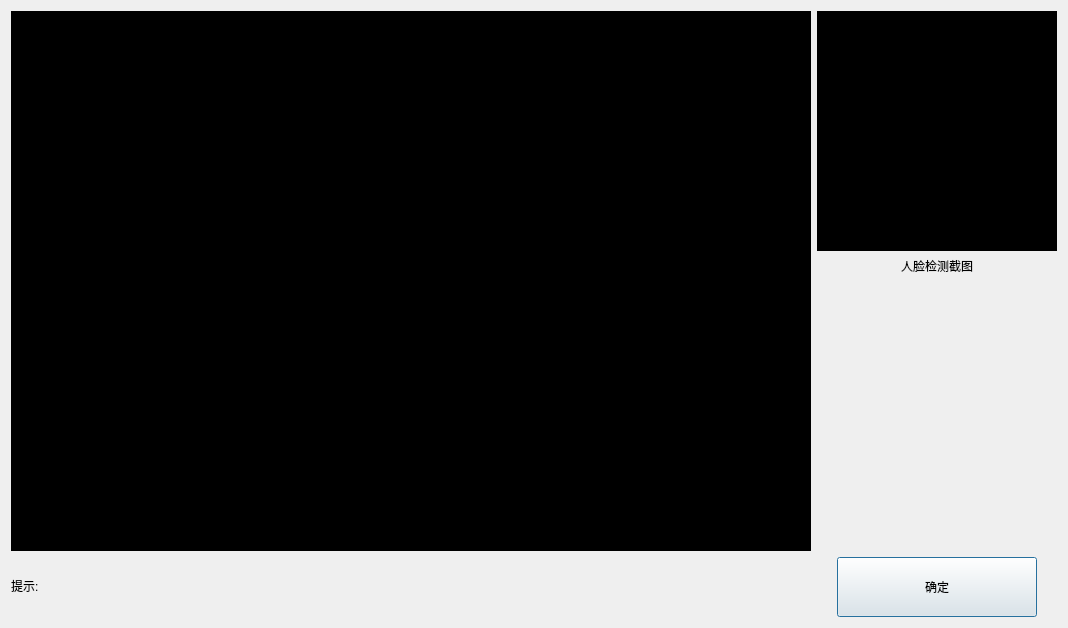
Qt form SSCard_System/Sys_dialogcameratest.ui (leithergit/SSCard_System) before a commit.
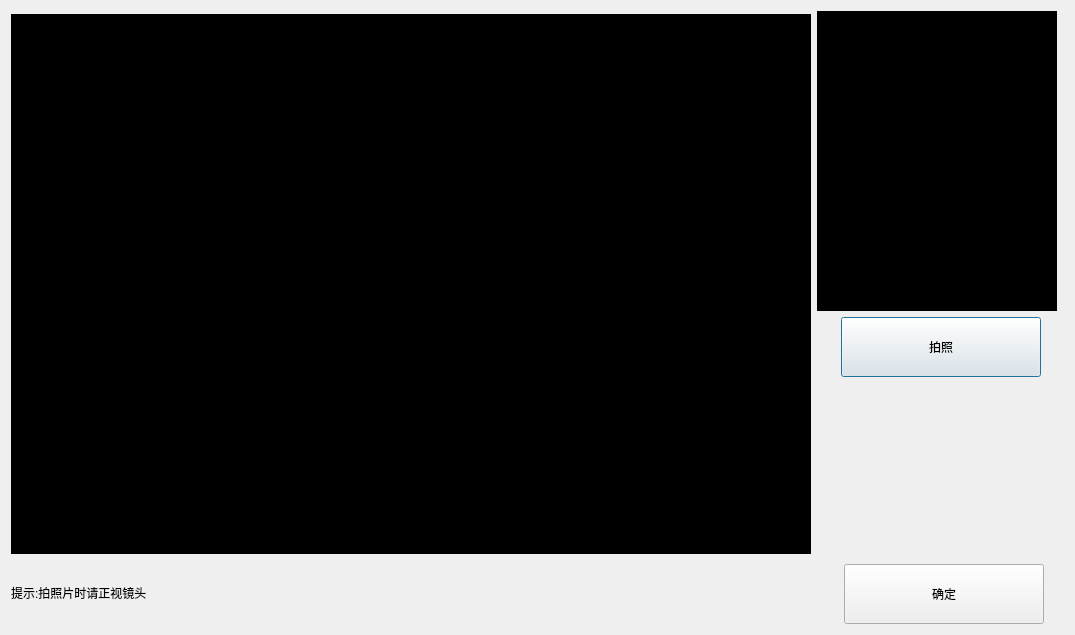
The same form after that commit. Icons and pictures are not drawn.

Commit message: 1.完全无证办卡和全新办卡，支持未成年人和监护人办卡 2.增加照片采集功能

```diff
--- a/SSCard_System/Sys_dialogcameratest.ui
+++ b/SSCard_System/Sys_dialogcameratest.ui
@@ -6,8 +6,8 @@
    <rect>
     <x>0</x>
     <y>0</y>
-    <width>1068</width>
-    <height>628</height>
+    <width>1075</width>
+    <height>635</height>
    </rect>
   </property>
   <property name="windowTitle">
@@ -18,7 +18,7 @@
   </property>
   <layout class="QVBoxLayout" name="verticalLayout_2">
    <item>
-    <layout class="QHBoxLayout" name="horizontalLayout">
+    <layout class="QHBoxLayout" name="horizontalLayout_2">
      <item>
       <widget class="QLabel" name="label_FaceDetect">
        <property name="minimumSize">
@@ -43,18 +43,21 @@
      </item>
      <item>
       <layout class="QVBoxLayout" name="verticalLayout">
+       <property name="spacing">
+        <number>6</number>
+       </property>
        <item>
         <widget class="QLabel" name="label_FaceCapture">
          <property name="minimumSize">
           <size>
            <width>240</width>
-           <height>240</height>
+           <height>300</height>
           </size>
          </property>
          <property name="maximumSize">
           <size>
            <width>240</width>
-           <height>240</height>
+           <height>300</height>
           </size>
          </property>
          <property name="styleSheet">
@@ -63,27 +66,83 @@
          <property name="text">
           <string/>
          </property>
-        </widget>
-       </item>
-       <item>
-        <widget class="QLabel" name="label">
-         <property name="text">
-          <string>人脸检测截图</string>
-         </property>
          <property name="alignment">
           <set>Qt::AlignCenter</set>
          </property>
         </widget>
        </item>
+       <item>
+        <layout class="QHBoxLayout" name="horizontalLayout">
+         <item>
+          <spacer name="horizontalSpacer_2">
+           <property name="orientation">
+            <enum>Qt::Horizontal</enum>
+           </property>
+           <property name="sizeHint" stdset="0">
+            <size>
+             <width>18</width>
+             <height>20</height>
+            </size>
+           </property>
+          </spacer>
+         </item>
+         <item>
+          <widget class="QPushButton" name="pushButton_TakePhoto">
+           <property name="minimumSize">
+            <size>
+             <width>200</width>
+             <height>60</height>
+            </size>
+           </property>
+           <property name="maximumSize">
+            <size>
+             <width>200</width>
+             <height>16777215</height>
+            </size>
+           </property>
+           <property name="text">
+            <string>拍照</string>
+           </property>
+           <property name="icon">
+            <iconset>
+             <normalon>:/Image/Camera.png</normalon>
+            </iconset>
+           </property>
+           <property name="iconSize">
+            <size>
+             <width>48</width>
+             <height>48</height>
+            </size>
+           </property>
+          </widget>
+         </item>
+         <item>
+          <spacer name="horizontalSpacer_3">
+           <property name="orientation">
+            <enum>Qt::Horizontal</enum>
+           </property>
+           <property name="sizeHint" stdset="0">
+            <size>
+             <width>18</width>
+             <height>20</height>
+            </size>
+           </property>
+          </spacer>
+         </item>
+        </layout>
+       </item>
        <item>
         <spacer name="verticalSpacer">
          <property name="orientation">
           <enum>Qt::Vertical</enum>
          </property>
+         <property name="sizeType">
+          <enum>QSizePolicy::Expanding</enum>
+         </property>
          <property name="sizeHint" stdset="0">
           <size>
            <width>20</width>
-           <height>68</height>
+           <height>40</height>
           </size>
          </property>
         </spacer>
@@ -93,7 +152,7 @@
     </layout>
    </item>
    <item>
-    <layout class="QHBoxLayout" name="horizontalLayout_3">
+    <layout class="QHBoxLayout" name="horizontalLayout_3" stretch="0,0,0">
      <item>
       <widget class="QLabel" name="label_Info">
        <property name="minimumSize">
@@ -109,7 +168,7 @@
         </size>
        </property>
        <property name="text">
-        <string>提示:</string>
+        <string>提示:拍照片时请正视镜头</string>
        </property>
        <property name="alignment">
         <set>Qt::AlignLeading|Qt::AlignLeft|Qt::AlignTop</set>
@@ -127,7 +186,7 @@
        <property name="maximumSize">
         <size>
          <width>200</width>
-         <height>65535</height>
+         <height>60</height>
         </size>
        </property>
        <property name="text">
```
The commit also changes 49 other files.
